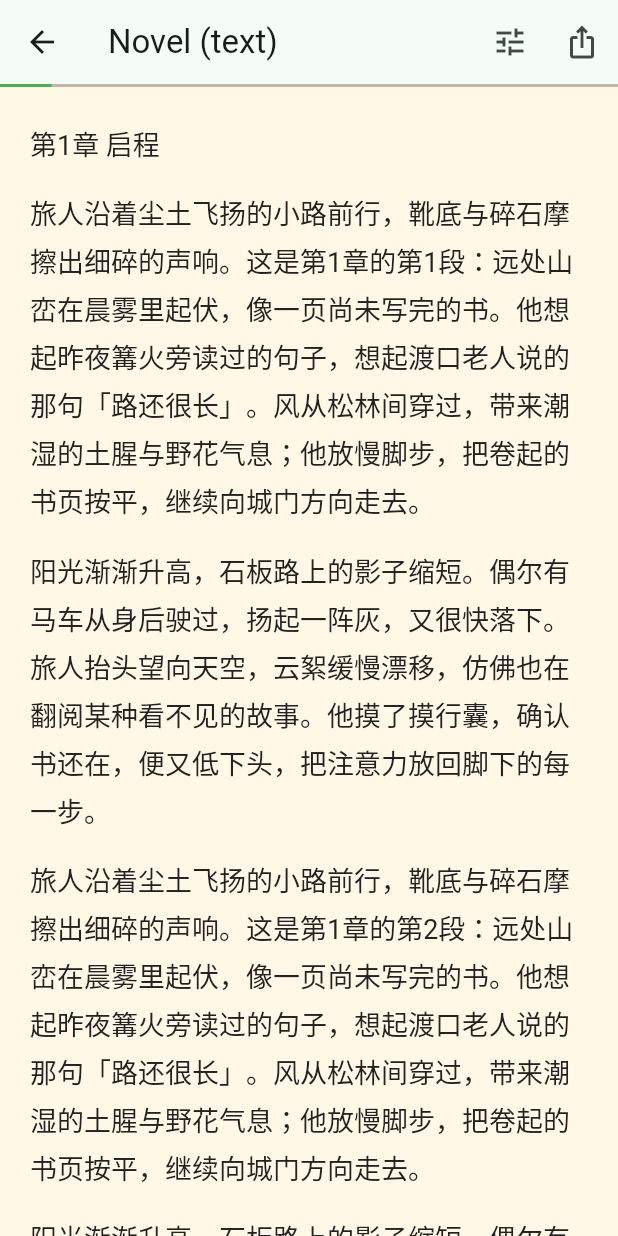
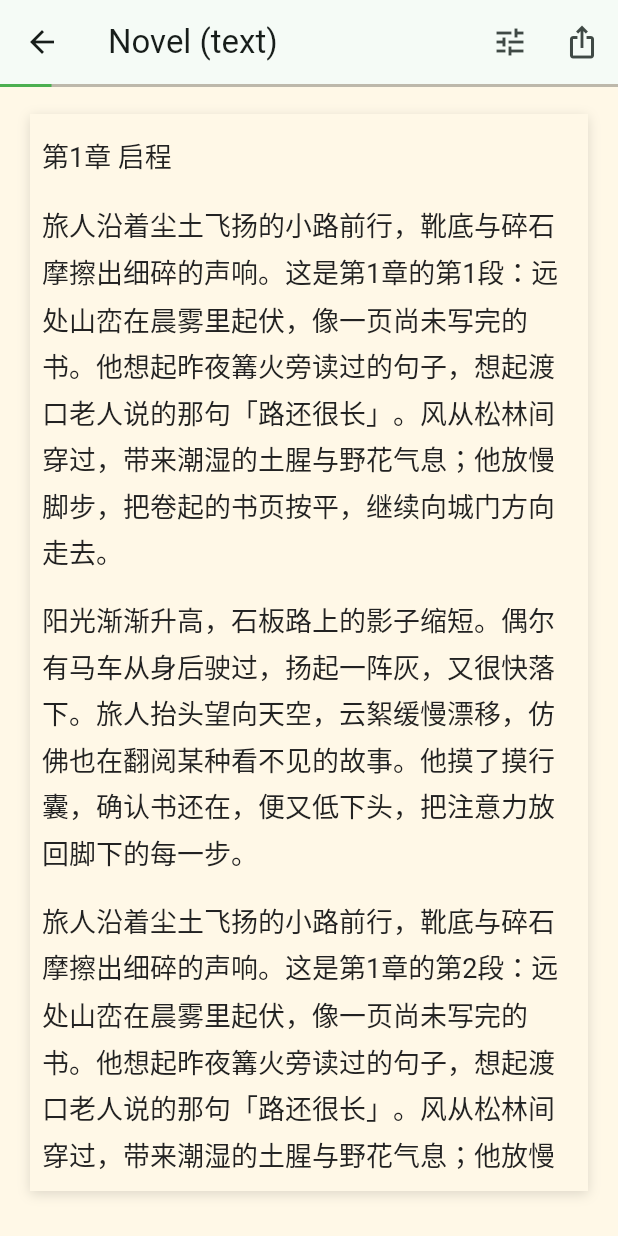
Before and after one commit to whevether/phantasm_read, a Flutter app: the screen it shows after launch, after a tap on "小说阅读器（文本）", on a phone screen of 412 x 824 dp. Run offline on Flutter 3.47's test engine with Material 3 defaults, Android fonts, the phone set to English and light mode, and no system bars; our stand-ins replace audioplayers, extended_image, flutter_tts, printing, shared_preferences, wakelock_plus and 1 more; missing offline and left inert: charset_converter, screen_brightness.

Commit message:
更新逻辑

```diff
--- a/example/lib/main.dart
+++ b/example/lib/main.dart
@@ -325,7 +325,6 @@ class _TextNovelDemoPageState extends State<_TextNovelDemoPage> {
     typography: NovelTypography(fontSize: 18, lineHeight: 1.7),
     backgroundColor: 0xFFFFF8E7,
     foregroundColor: 0xFF222222,
-    novelReadingMode: NovelReadingMode.vertical,
   );
 
   late final Uint8List _sampleBytes = Uint8List.fromList(
--- a/lib/src/common/page_curl.dart
+++ b/lib/src/common/page_curl.dart
@@ -2,34 +2,54 @@ import 'dart:math' as math;
 
 import 'package:flutter/material.dart';
 
-/// Simple page-curl style transition between two pages.
+/// Simple page-curl / book-flip style transition.
 class PageCurl extends StatelessWidget {
   const PageCurl({
     super.key,
     required this.progress,
     required this.child,
     this.backChild,
+    this.hinge = Alignment.centerLeft,
   });
 
-  /// 0 = fully shown, 1 = fully curled away.
+  /// 0 = flat, 1 = fully turned away.
   final double progress;
   final Widget child;
   final Widget? backChild;
+  final Alignment hinge;
+
+  bool get _fromLeft => hinge.x <= 0;
 
   @override
   Widget build(BuildContext context) {
     final t = progress.clamp(0.0, 1.0);
-    final angle = t * math.pi / 2;
+    if (t <= 0.001) return child;
+    final angle = t * math.pi / 2 * (_fromLeft ? -1 : 1);
     return Stack(
       fit: StackFit.expand,
+      clipBehavior: Clip.none,
       children: [
-        ?backChild,
+        if (backChild != null)
+          Positioned.fill(child: backChild!)
+        else
+          const SizedBox.expand(),
         Transform(
-          alignment: Alignment.centerLeft,
+          alignment: hinge,
           transform: Matrix4.identity()
-            ..setEntry(3, 2, 0.001)
-            ..rotateY(-angle),
-          child: child,
+            ..setEntry(3, 2, 0.0012)
+            ..rotateY(angle),
+          child: DecoratedBox(
+            decoration: BoxDecoration(
+              boxShadow: [
+                BoxShadow(
+                  color: Colors.black.withValues(alpha: 0.18 + t * 0.22),
+                  blurRadius: 8 + t * 18,
+                  offset: Offset(_fromLeft ? 4 + t * 10 : -(4 + t * 10), 0),
+                ),
+              ],
+            ),
+            child: child,
+          ),
         ),
       ],
     );
@@ -38,7 +58,7 @@ class PageCurl extends StatelessWidget {
 
 enum PageTurnEffect { none, curl }
 
-/// Horizontal page view with optional curl effect on swipe.
+/// Horizontal page view with optional book-curl effect while swiping.
 class CurlPageView extends StatefulWidget {
   const CurlPageView({
     super.key,
@@ -64,13 +84,36 @@ class CurlPageView extends StatefulWidget {
 class _CurlPageViewState extends State<CurlPageView> {
   late PageController _controller;
   double _page = 0;
+  bool _ownsController = false;
+  bool _listening = false;
 
   @override
   void initState() {
     super.initState();
-    _controller = widget.controller ?? PageController();
+    _attachController(widget.controller);
+  }
+
+  void _attachController(PageController? controller) {
+    if (_listening) {
+      _controller.removeListener(_onScroll);
+      _listening = false;
+    }
+    if (_ownsController) {
+      _controller.dispose();
+    }
+    _ownsController = controller == null;
+    _controller = controller ?? PageController();
     _page = _controller.initialPage.toDouble();
     _controller.addListener(_onScroll);
+    _listening = true;
+  }
+
+  @override
+  void didUpdateWidget(covariant CurlPageView oldWidget) {
+    super.didUpdateWidget(oldWidget);
+    if (oldWidget.controller != widget.controller) {
+      _attachController(widget.controller);
+    }
   }
 
   void _onScroll() {
@@ -80,34 +123,58 @@ class _CurlPageViewState extends State<CurlPageView> {
 
   @override
   void dispose() {
-    _controller.removeListener(_onScroll);
-    if (widget.controller == null) _controller.dispose();
+    if (_listening) {
+      _controller.removeListener(_onScroll);
+      _listening = false;
+    }
+    if (_ownsController) _controller.dispose();
     super.dispose();
+  }
+
+  Widget _wrapPage(int index) {
+    final child = widget.itemBuilder(context, index);
+    if (widget.effect == PageTurnEffect.none) return child;
+
+    final page = _page;
+
+    // Turning forward: page [index] curls left, reveals index + 1.
+    if (page > index && page < index + 1) {
+      final t = page - index;
+      final back = index + 1 < widget.itemCount
+          ? widget.itemBuilder(context, index + 1)
+          : null;
+      return PageCurl(
+        progress: t,
+        backChild: back,
+        child: child,
+      );
+    }
+
+    // Turning backward: page [index] curls right, reveals index - 1.
+    if (page < index && page > index - 1) {
+      final t = index - page;
+      final back = index - 1 >= 0
+          ? widget.itemBuilder(context, index - 1)
+          : null;
+      return PageCurl(
+        progress: t,
+        backChild: back,
+        hinge: Alignment.centerRight,
+        child: child,
+      );
+    }
+
+    return child;
   }
 
   @override
   Widget build(BuildContext context) {
-    if (widget.effect == PageTurnEffect.none) {
-      return PageView.builder(
-        controller: _controller,
-        itemCount: widget.itemCount,
-        reverse: widget.reverse,
-        onPageChanged: widget.onPageChanged,
-        itemBuilder: widget.itemBuilder,
-      );
-    }
-
     return PageView.builder(
       controller: _controller,
       itemCount: widget.itemCount,
       reverse: widget.reverse,
       onPageChanged: widget.onPageChanged,
-      itemBuilder: (context, index) {
-        final delta = (_page - index).abs().clamp(0.0, 1.0);
-        final child = widget.itemBuilder(context, index);
-        if (delta < 0.001) return child;
-        return PageCurl(progress: delta, child: child);
-      },
+      itemBuilder: (context, index) => _wrapPage(index),
     );
   }
 }
--- a/lib/src/common/reader_settings.dart
+++ b/lib/src/common/reader_settings.dart
@@ -9,7 +9,7 @@ class ReaderSettings {
     this.typography = const NovelTypography(),
     this.backgroundColor,
     this.foregroundColor,
-    this.novelReadingMode = NovelReadingMode.vertical,
+    this.novelReadingMode = NovelReadingMode.horizontal,
     this.comicFitMode = ComicFitMode.contain,
     this.doublePage = false,
     this.comicBackground = 0xFF000000,
--- a/lib/src/common/reader_settings_store.dart
+++ b/lib/src/common/reader_settings_store.dart
@@ -67,7 +67,7 @@ class ReaderSettingsStore {
       foregroundColor: json['foregroundColor'] as int?,
       novelReadingMode: NovelReadingMode.values.firstWhere(
         (e) => e.name == json['novelReadingMode'],
-        orElse: () => NovelReadingMode.vertical,
+        orElse: () => NovelReadingMode.horizontal,
       ),
       comicFitMode: ComicFitMode.values.firstWhere(
         (e) => e.name == json['comicFitMode'],
--- a/lib/src/novel/novel_reader.dart
+++ b/lib/src/novel/novel_reader.dart
@@ -8,6 +8,7 @@ import 'package:flutter_tts/flutter_tts.dart';
 import '../common/ink_annotation.dart';
 import '../common/novel_reading_mode.dart';
 import '../common/novel_typography.dart';
+import '../common/page_curl.dart';
 import '../common/reader_bookmark.dart';
 import '../common/reader_brightness.dart';
 import '../common/reader_lifecycle.dart';
@@ -51,6 +52,7 @@ class NovelReader extends StatefulWidget {
     this.onKaraokeCue,
     this.showToolbar = true,
     this.rtl = false,
+    this.pageTurnEffect = PageTurnEffect.curl,
   });
 
   final NovelSource source;
@@ -75,6 +77,7 @@ class NovelReader extends StatefulWidget {
   final ValueChanged<MediaOverlayCue?>? onKaraokeCue;
   final bool showToolbar;
   final bool rtl;
+  final PageTurnEffect pageTurnEffect;
 
   @override
   State<NovelReader> createState() => _NovelReaderState();
@@ -589,6 +592,7 @@ class _NovelReaderState extends State<NovelReader>
         ?_karaokeParagraph,
       },
       rtl: widget.rtl,
+      pageTurnEffect: widget.pageTurnEffect,
       onParagraphChanged: (i) {
         _paragraphIndex = i;
         _saveProgress();
--- a/lib/src/novel/text/text_reader.dart
+++ b/lib/src/novel/text/text_reader.dart
@@ -4,6 +4,7 @@ import 'package:flutter/material.dart';
 
 import '../../common/novel_reading_mode.dart';
 import '../../common/novel_typography.dart';
+import '../../common/page_curl.dart';
 import '../novel_chapter.dart';
 import '../novel_search.dart';
 import 'text_decoder.dart';
@@ -16,7 +17,7 @@ class TextReader extends StatefulWidget {
     required this.kind,
     required this.typography,
     this.encoding,
-    this.readingMode = NovelReadingMode.vertical,
+    this.readingMode = NovelReadingMode.horizontal,
     this.backgroundColor,
     this.foregroundColor,
     this.onChaptersLoaded,
@@ -25,6 +26,7 @@ class TextReader extends StatefulWidget {
     this.onParagraphChanged,
     this.highlightParagraphs = const {},
     this.rtl = false,
+    this.pageTurnEffect = PageTurnEffect.curl,
   });
 
   final Uint8List bytes;
@@ -40,6 +42,7 @@ class TextReader extends StatefulWidget {
   final ValueChanged<int>? onParagraphChanged;
   final Set<int> highlightParagraphs;
   final bool rtl;
+  final PageTurnEffect pageTurnEffect;
 
   @override
   State<TextReader> createState() => TextReaderState();
@@ -248,6 +251,44 @@ class TextReaderState extends State<TextReader> {
           ? TextAlign.justify
           : TextAlign.left;
 
+  Widget _buildHorizontalPage(
+    int index,
+    TextStyle style,
+    double margin,
+    Color bg,
+  ) {
+    return ColoredBox(
+      color: bg,
+      child: Padding(
+        padding: EdgeInsets.fromLTRB(margin, margin, margin, margin * 1.5),
+        child: DecoratedBox(
+          decoration: BoxDecoration(
+            color: bg,
+            boxShadow: const [
+              BoxShadow(
+                color: Color(0x22000000),
+                blurRadius: 6,
+                offset: Offset(0, 2),
+              ),
+            ],
+          ),
+          child: Padding(
+            padding: const EdgeInsets.symmetric(horizontal: 8, vertical: 12),
+            child: ListView(
+              physics: const NeverScrollableScrollPhysics(),
+              children: [
+                for (final para in _pages[index]) ...[
+                  Text(para, style: style, textAlign: _align),
+                  SizedBox(height: widget.typography.fontSize * 0.8),
+                ],
+              ],
+            ),
+          ),
+        ),
+      ),
+    );
+  }
+
   @override
   Widget build(BuildContext context) {
     final bg = widget.backgroundColor ?? const Color(0xFFFFF8E7);
@@ -283,33 +324,19 @@ class TextReaderState extends State<TextReader> {
                 if (!_pagesReady || _pages.isEmpty) {
                   return const Center(child: CircularProgressIndicator());
                 }
-                return PageView.builder(
+                return CurlPageView(
+                  key: ValueKey(Object.hash(_pages.length, _layoutSize)),
                   controller: _pageController,
                   reverse: widget.rtl,
+                  effect: widget.pageTurnEffect,
                   itemCount: _pages.length,
                   onPageChanged: (page) {
                     final p = _paragraphForPage(page);
                     _currentParagraph = p;
                     widget.onParagraphChanged?.call(p);
                   },
-                  itemBuilder: (context, index) {
-                    return Padding(
-                      padding: EdgeInsets.all(margin),
-                      child: SingleChildScrollView(
-                        child: Column(
-                          crossAxisAlignment: CrossAxisAlignment.stretch,
-                          children: [
-                            for (final para in _pages[index]) ...[
-                              Text(para, style: style, textAlign: _align),
-                              SizedBox(
-                                height: widget.typography.fontSize * 0.8,
-                              ),
-                            ],
-                          ],
-                        ),
-                      ),
-                    );
-                  },
+                  itemBuilder: (context, index) =>
+                      _buildHorizontalPage(index, style, margin, bg),
                 );
               },
             );
```
Also changed, not shown: 2 other files.
